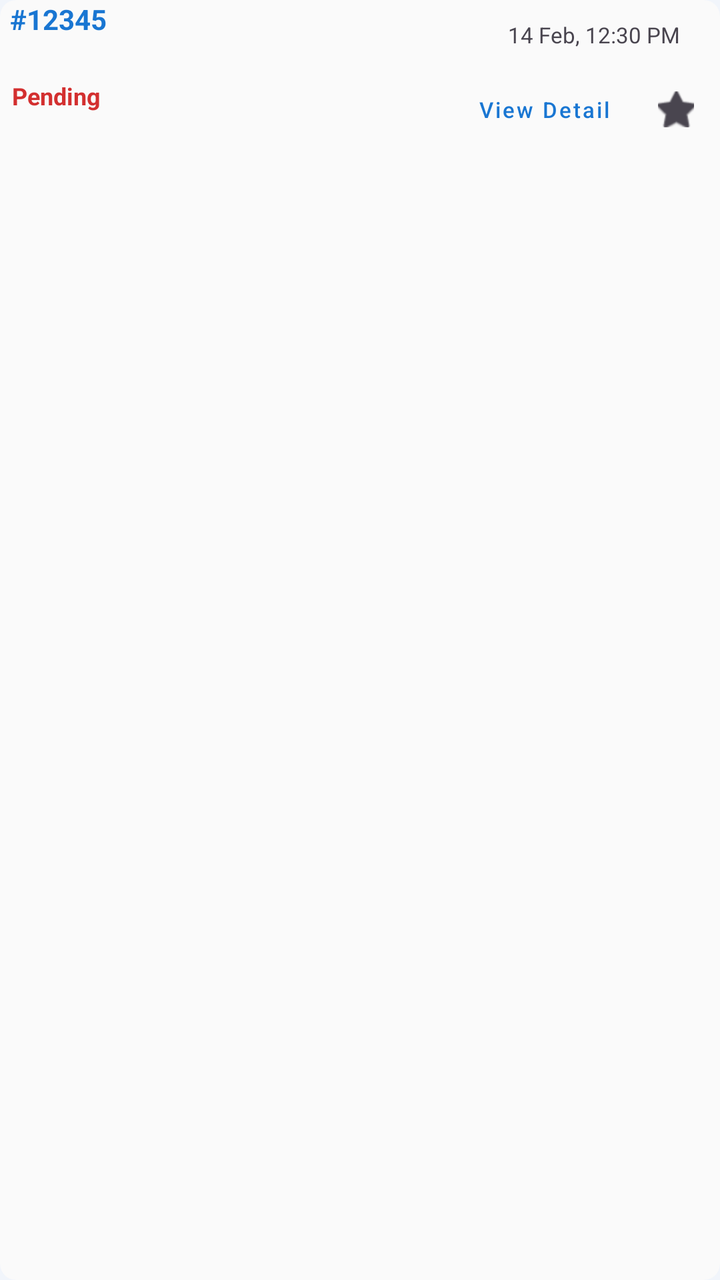
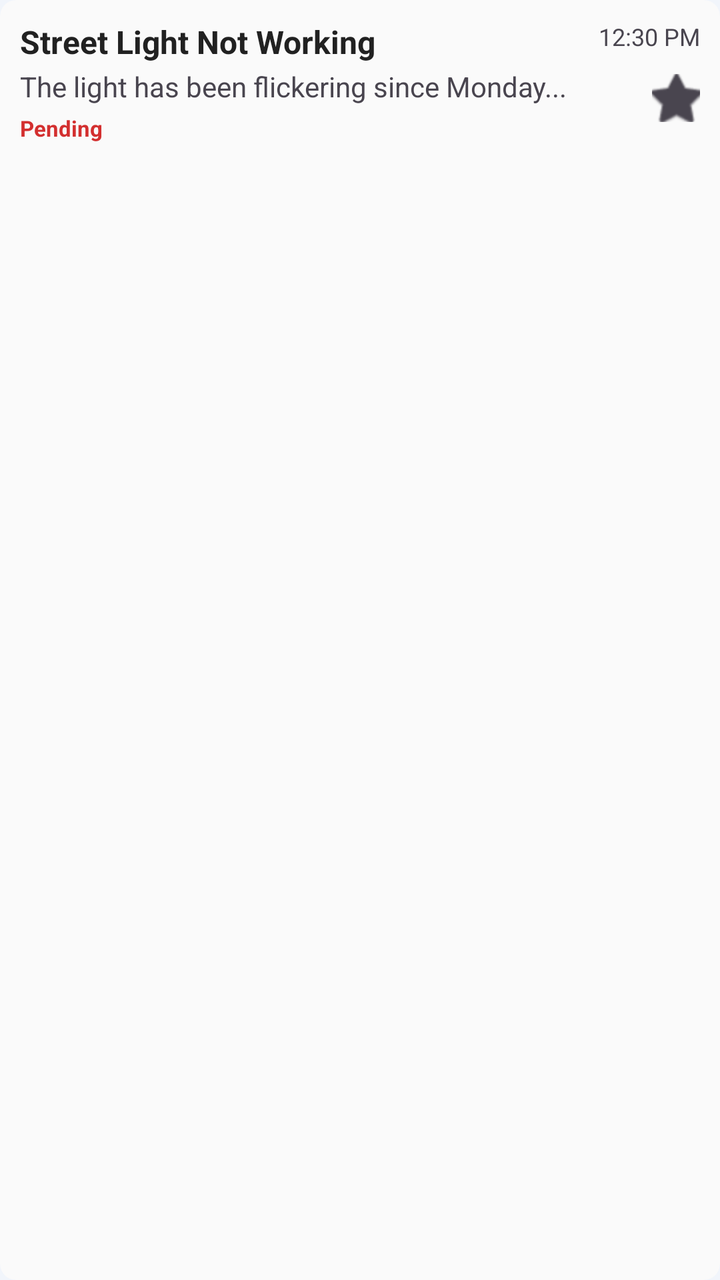

Compare the two renders of this Android layout. The source of the first and the diff that turns it into the second are given below.
<!-- AndroidManifest.xml: application theme Theme.Urbanfix -->
<!-- res/layout/item_complaints.xml -->
<?xml version="1.0" encoding="utf-8"?>
<com.google.android.material.card.MaterialCardView
    xmlns:android="http://schemas.android.com/apk/res/android"
    xmlns:app="http://schemas.android.com/apk/res-auto"
    xmlns:tools="http://schemas.android.com/tools"
    android:layout_width="match_parent"
    android:layout_height="wrap_content"
    android:layout_marginHorizontal="2dp"
    android:layout_marginVertical="1dp"
    app:cardCornerRadius="8dp"
    app:cardElevation="0dp"
    app:strokeWidth="0dp"
    android:foreground="?attr/selectableItemBackground">

    <androidx.constraintlayout.widget.ConstraintLayout
        android:layout_width="match_parent"
        android:layout_height="wrap_content">
        <TextView
            android:id="@+id/tvComplaintId"
            android:layout_width="wrap_content"
            android:layout_height="wrap_content"
            android:layout_marginLeft="5dp"
            android:text="#12345"
            android:textColor="?attr/colorPrimary"
            android:textSize="14sp"
            android:textStyle="bold"
            app:layout_constraintStart_toStartOf="parent"
            app:layout_constraintTop_toTopOf="parent" />

        <TextView
            android:id="@+id/tvDateTime"
            android:layout_width="wrap_content"
            android:layout_height="wrap_content"
            android:paddingTop="10dp"
            android:paddingRight="20dp"
            android:text="14 Feb, 12:30 PM"
            android:textColor="?android:attr/textColorSecondary"
            android:textSize="11sp"
            app:layout_constraintEnd_toEndOf="parent"
            app:layout_constraintTop_toTopOf="parent" />

        <TextView
            android:id="@+id/tvStatus"
            android:layout_width="wrap_content"
            android:layout_height="wrap_content"
            android:layout_marginTop="6dp"
            android:paddingHorizontal="6dp"
            android:paddingVertical="1dp"
            android:text="Pending"
            android:textColor="#D32F2F"
            android:textSize="12sp"
            android:textStyle="bold"
            app:layout_constraintBottom_toBottomOf="parent"
            app:layout_constraintStart_toStartOf="parent"
            app:layout_constraintTop_toBottomOf="@+id/tvComplaintId" />

        <CheckBox
            android:id="@+id/ivStar"
            android:layout_width="24dp"
            android:layout_height="24dp"
            android:background="@null"
            android:button="@android:drawable/btn_star_big_off"
            android:buttonTint="?attr/colorPrimary"
            android:layout_marginEnd="10dp"
            android:scaleX="0.75"
            android:scaleY="0.75"
            app:layout_constraintBottom_toBottomOf="parent"
            app:layout_constraintEnd_toEndOf="parent"
            app:layout_constraintTop_toTopOf="@+id/tvStatus" />

        <com.google.android.material.button.MaterialButton
            android:id="@+id/btnViewDetail"
            style="@style/Widget.MaterialComponents.Button.TextButton"
            android:layout_width="wrap_content"
            android:layout_height="32dp"
            android:minHeight="0dp"
            android:layout_marginEnd="10dp"
            android:insetTop="0dp"
            android:insetBottom="0dp"
            android:text="View Detail"
            android:textAllCaps="false"
            android:textSize="11sp"
            app:layout_constraintBottom_toBottomOf="@+id/ivStar"
            app:layout_constraintEnd_toStartOf="@+id/ivStar"
            app:layout_constraintTop_toTopOf="@+id/ivStar" />

    </androidx.constraintlayout.widget.ConstraintLayout>
</com.google.android.material.card.MaterialCardView>
<!-- resources referenced by this layout -->
<resources>
  <style name="Theme.Urbanfix" parent="Base.Theme.Urbanfix" />
  <style name="Base.Theme.Urbanfix" parent="Theme.Material3.DayNight.NoActionBar">
          <item name="colorPrimary">#1976D2</item>
          <item name="colorOnPrimary">#FFFFFF</item>
          <item name="colorSecondary">#42A5F5</item>
          <item name="colorOnSecondary">#FFFFFF</item>
  
          <item name="android:statusBarColor">#1976D2</item>
          <item name="android:windowLightStatusBar">false</item>
  
          <item name="android:windowBackground">@color/google_lavender_blue</item>
          <item name="colorSurface">@color/dark_white_card</item>
          <item name="colorOnSurface">#212121</item>
          <item name="colorSurfaceVariant">#ECEFF1</item>
  
          <item name="elevationOverlayEnabled">false</item>
  
          <item name="android:textSize">16sp</item>
      </style>
  <color name="google_lavender_blue">#F1F5FB</color>
  <color name="dark_white_card">#FAFAFA</color>
</resources>

<!-- the commit's change to res/layout/item_complaints.xml (unified diff, before → after) -->
@@ -5,25 +5,31 @@
     xmlns:tools="http://schemas.android.com/tools"
     android:layout_width="match_parent"
     android:layout_height="wrap_content"
-    android:layout_marginHorizontal="2dp"
+    android:layout_marginHorizontal="6dp"
     android:layout_marginVertical="1dp"
     app:cardCornerRadius="8dp"
     app:cardElevation="0dp"
     app:strokeWidth="0dp"
+    app:cardBackgroundColor="?attr/colorSurface"
     android:foreground="?attr/selectableItemBackground">
 
     <androidx.constraintlayout.widget.ConstraintLayout
         android:layout_width="match_parent"
-        android:layout_height="wrap_content">
+        android:layout_height="wrap_content"
+        android:padding="10dp">
+
         <TextView
-            android:id="@+id/tvComplaintId"
-            android:layout_width="wrap_content"
+            android:id="@+id/tvComplaintTitle"
+            android:layout_width="0dp"
             android:layout_height="wrap_content"
-            android:layout_marginLeft="5dp"
-            android:text="#12345"
-            android:textColor="?attr/colorPrimary"
-            android:textSize="14sp"
+            android:layout_marginEnd="12dp"
+            android:ellipsize="end"
+            android:maxLines="1"
+            android:text="Street Light Not Working"
+            android:textColor="?attr/colorOnSurface"
+            android:textSize="16sp"
             android:textStyle="bold"
+            app:layout_constraintEnd_toStartOf="@+id/tvDateTime"
             app:layout_constraintStart_toStartOf="parent"
             app:layout_constraintTop_toTopOf="parent" />
 
@@ -31,28 +37,26 @@
             android:id="@+id/tvDateTime"
             android:layout_width="wrap_content"
             android:layout_height="wrap_content"
-            android:paddingTop="10dp"
-            android:paddingRight="20dp"
-            android:text="14 Feb, 12:30 PM"
+            android:text="12:30 PM"
             android:textColor="?android:attr/textColorSecondary"
-            android:textSize="11sp"
+            android:textSize="12sp"
             app:layout_constraintEnd_toEndOf="parent"
-            app:layout_constraintTop_toTopOf="parent" />
+            app:layout_constraintTop_toTopOf="@+id/tvComplaintTitle" />
 
         <TextView
-            android:id="@+id/tvStatus"
-            android:layout_width="wrap_content"
+            android:id="@+id/tvComplaintDescription"
+            android:layout_width="0dp"
             android:layout_height="wrap_content"
-            android:layout_marginTop="6dp"
-            android:paddingHorizontal="6dp"
-            android:paddingVertical="1dp"
-            android:text="Pending"
-            android:textColor="#D32F2F"
-            android:textSize="12sp"
-            android:textStyle="bold"
-            app:layout_constraintBottom_toBottomOf="parent"
+            android:layout_marginTop="2dp"
+            android:layout_marginEnd="8dp"
+            android:ellipsize="end"
+            android:maxLines="1"
+            android:text="The light has been flickering since Monday..."
+            android:textColor="?android:attr/textColorSecondary"
+            android:textSize="14sp"
+            app:layout_constraintEnd_toStartOf="@+id/ivStar"
             app:layout_constraintStart_toStartOf="parent"
-            app:layout_constraintTop_toBottomOf="@+id/tvComplaintId" />
+            app:layout_constraintTop_toBottomOf="@+id/tvComplaintTitle" />
 
         <CheckBox
             android:id="@+id/ivStar"
@@ -61,28 +65,21 @@
             android:background="@null"
             android:button="@android:drawable/btn_star_big_off"
             android:buttonTint="?attr/colorPrimary"
-            android:layout_marginEnd="10dp"
-            android:scaleX="0.75"
-            android:scaleY="0.75"
             app:layout_constraintBottom_toBottomOf="parent"
             app:layout_constraintEnd_toEndOf="parent"
-            app:layout_constraintTop_toTopOf="@+id/tvStatus" />
+            app:layout_constraintTop_toBottomOf="@+id/tvDateTime" />
 
-        <com.google.android.material.button.MaterialButton
-            android:id="@+id/btnViewDetail"
-            style="@style/Widget.MaterialComponents.Button.TextButton"
+        <TextView
+            android:id="@+id/tvStatus"
             android:layout_width="wrap_content"
-            android:layout_height="32dp"
-            android:minHeight="0dp"
-            android:layout_marginEnd="10dp"
-            android:insetTop="0dp"
-            android:insetBottom="0dp"
-            android:text="View Detail"
-            android:textAllCaps="false"
+            android:layout_height="wrap_content"
+            android:layout_marginTop="4dp"
+            android:text="Pending"
+            android:textColor="#D32F2F"
             android:textSize="11sp"
-            app:layout_constraintBottom_toBottomOf="@+id/ivStar"
-            app:layout_constraintEnd_toStartOf="@+id/ivStar"
-            app:layout_constraintTop_toTopOf="@+id/ivStar" />
+            android:textStyle="bold"
+            app:layout_constraintStart_toStartOf="parent"
+            app:layout_constraintTop_toBottomOf="@+id/tvComplaintDescription" />
 
     </androidx.constraintlayout.widget.ConstraintLayout>
 </com.google.android.material.card.MaterialCardView>
